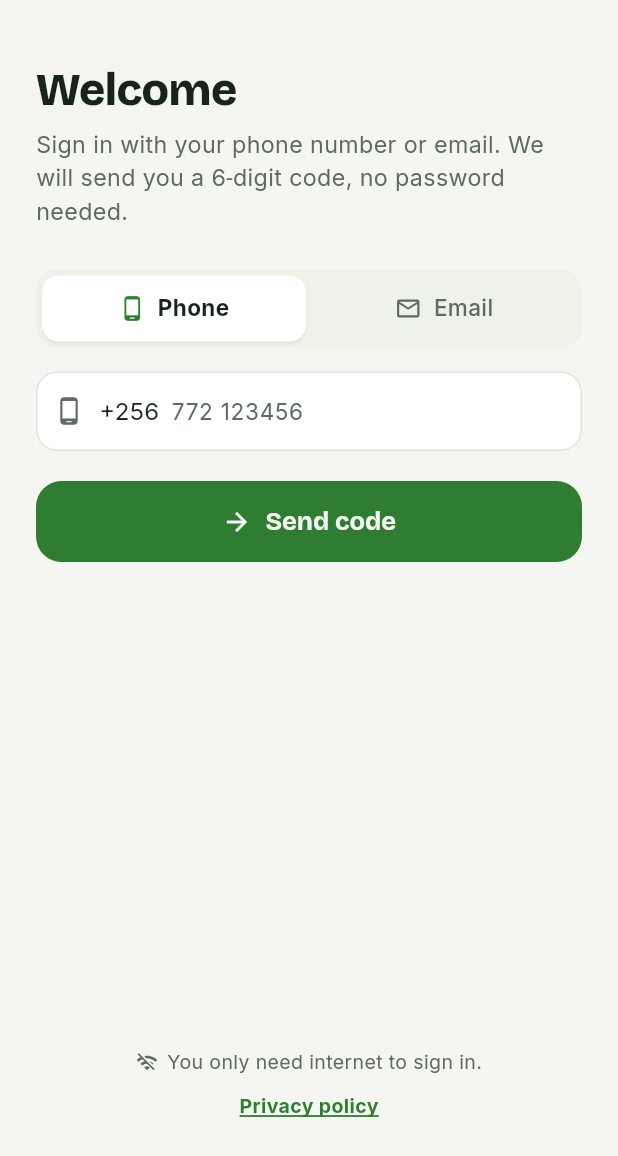
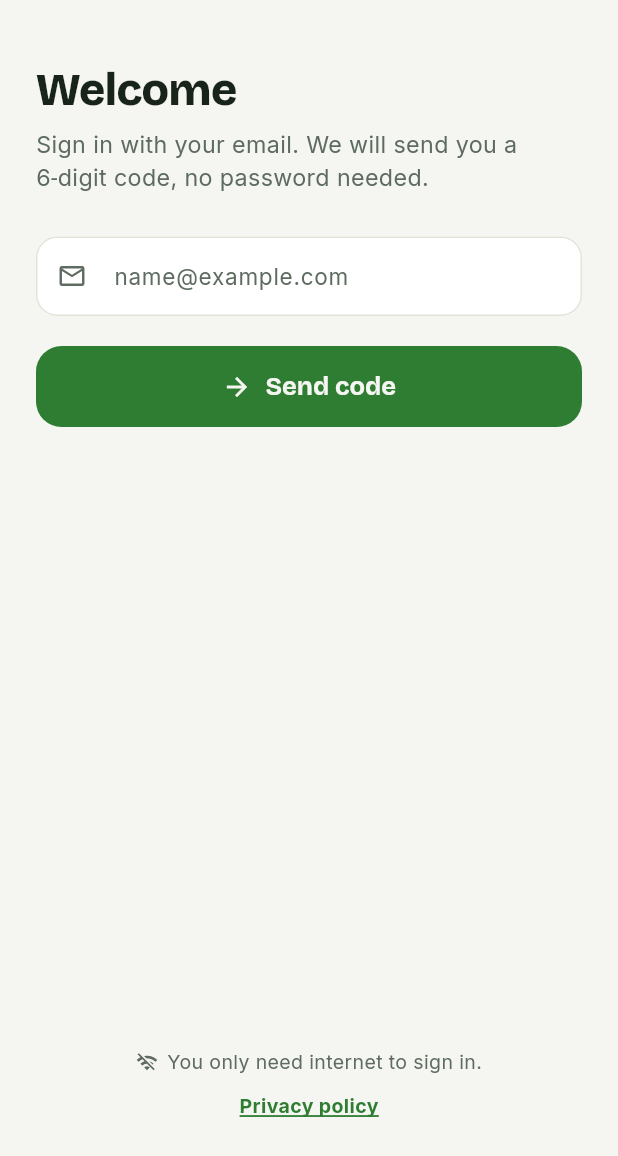
Before and after one commit to solexb166/myfarm, a Flutter app: the SignInScreen screen opened directly with empty values, on a phone screen of 412 x 824 dp, the part 80-1236 px from its top. Run offline on Flutter 3.47's test engine with Material 3 defaults, Android fonts, the phone set to English and light mode, and no system bars; our stand-ins replace flutter_tts, geolocator, google_fonts, image_picker, shared_preferences, supabase_flutter; missing offline and left inert: tflite_flutter; accounts and stored records are empty.

Commit message:
Email-only sign-in for now; phone sign-in behind PHONE_SIGN_IN
- The sign-in screen shows email only unless the app is built with
  --dart-define=PHONE_SIGN_IN=true. Phone code, SMS hook and limits stay
  ready; Codemagic passes PHONE_SIGN_IN from the supabase group.
- Listing, Data safety (email required, no phone numbers collected),
  reviewer login (a test Gmail inbox) and setup checklists updated.

Co-Authored-By: Claude Opus 5.5 <noreply@anthropic.com>
Claude-Session: https://claude.ai/code/session_01EebXmDX3njhry4Jv6PGpDw

```diff
--- a/lib/screens/sign_in_screen.dart
+++ b/lib/screens/sign_in_screen.dart
@@ -20,6 +20,11 @@ class SignInScreen extends StatefulWidget {
   State<SignInScreen> createState() => _SignInScreenState();
 }
 
+/// Phone (SMS) sign-in is switched off until the SMS sender is set up; the
+/// screen then offers email only. Turn it on with
+/// --dart-define=PHONE_SIGN_IN=true (see supabase/README.md, Phone sign-in).
+const phoneSignIn = bool.fromEnvironment('PHONE_SIGN_IN');
+
 class _SignInScreenState extends State<SignInScreen> {
   static const _resendSeconds = 60;
 
@@ -29,8 +34,9 @@ class _SignInScreenState extends State<SignInScreen> {
   final _codeCtrl = TextEditingController();
   Timer? _resendTimer;
 
-  // Phone first: most farmers have a phone number, fewer use email.
-  bool _byPhone = true;
+  // Phone first when available: most farmers have a phone number, fewer
+  // use email.
+  bool _byPhone = phoneSignIn;
   // Where the code was sent (+256... or an email); null while entering it.
   String? _sentTo;
   int _resendIn = 0;
@@ -200,13 +206,14 @@ class _SignInScreenState extends State<SignInScreen> {
         LangToggle(lang: widget.lang, onChange: widget.onLang),
       ]);
 
-  /// Step 1: phone number or email.
+  /// Step 1: phone number or email (email only while [phoneSignIn] is off).
   List<Widget> _addressStep() => [
         Text(t.get('signInTitle'), style: AppText.display(30)),
         const SizedBox(height: 8),
-        Text(t.get('signInSub'),
+        Text(t.get(phoneSignIn ? 'signInSub' : 'signInSubEmail'),
             style: AppText.body(15.5, color: AppColors.textDim)),
         const SizedBox(height: 28),
+        if (phoneSignIn) ...[
           _MethodSwitch(
             byPhone: _byPhone,
             phoneLabel: t.get('phone'),
@@ -214,6 +221,7 @@ class _SignInScreenState extends State<SignInScreen> {
             onChange: _setMethod,
           ),
           const SizedBox(height: 16),
+        ],
         if (_byPhone)
           AppTextField(
             key: const ValueKey('phone'),
--- a/lib/services/l10n.dart
+++ b/lib/services/l10n.dart
@@ -137,6 +137,8 @@ class L10n {
       'signInTitle': 'Welcome',
       'signInSub':
           'Sign in with your phone number or email. We will send you a 6\u2011digit code, no password needed.',
+      'signInSubEmail':
+          'Sign in with your email. We will send you a 6\u2011digit code, no password needed.',
       'codeTitle': 'Enter the code',
       'codeSentSms': 'We sent a 6\u2011digit code by SMS to {to}.',
       'codeSentEmail':
@@ -341,6 +343,8 @@ class L10n {
       'signInTitle': 'Tukwanirizza',
       'signInSub':
           "Yingira ne nnamba y'essimu yo oba email. Tujja kukuweereza koodi ya nnamba 6, tekyetaagisa kigambo kya kyama.",
+      'signInSubEmail':
+          'Yingira ne email yo. Tujja kukuweereza koodi ya nnamba 6, tekyetaagisa kigambo kya kyama.',
       'codeTitle': 'Wandiika koodi',
       'codeSentSms': 'Tuweerezza koodi ya nnamba 6 mu SMS ku {to}.',
       'codeSentEmail':
```
Also changed, not shown: codemagic.yaml (+10 -5 lines), 5 other files. Lines whose indentation alone changed are shown as unchanged.
